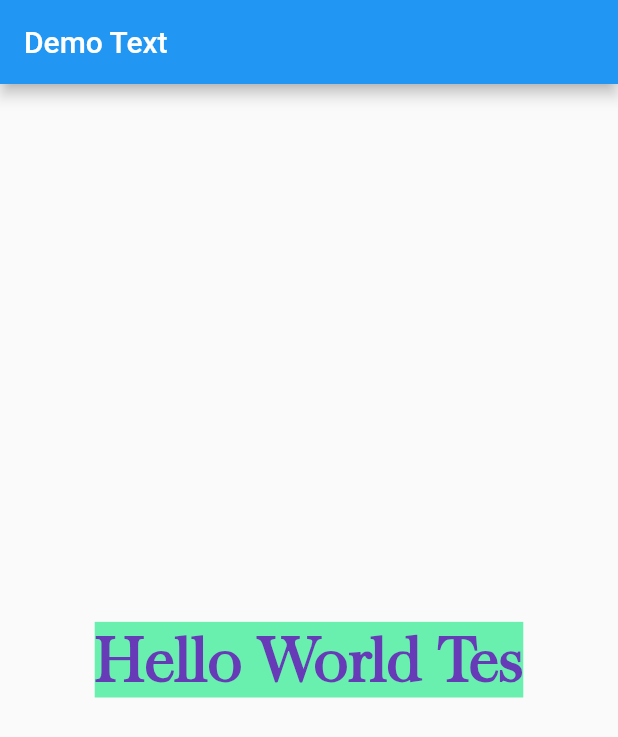
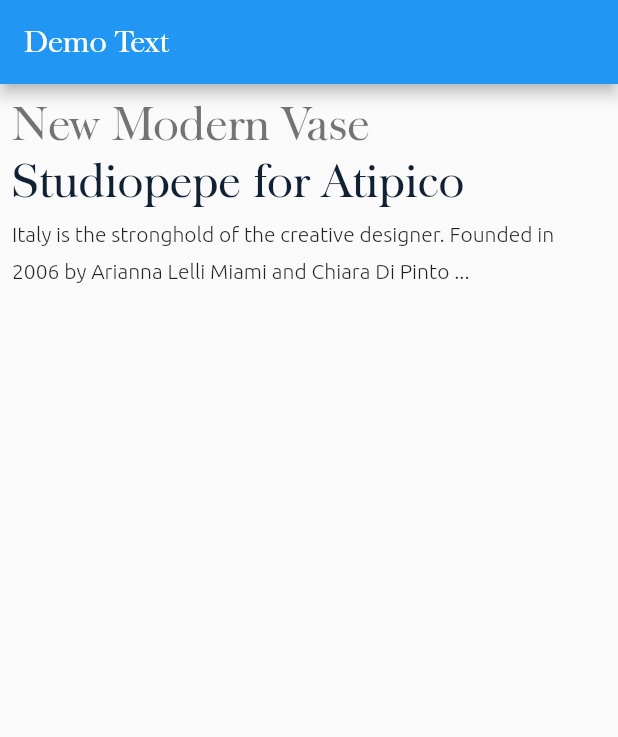
Before and after one commit to siubie/Flutter-Series-Text-Widget, a Flutter app: the screen it shows after launch, on a phone screen of 412 x 824 dp. Shown: the top 737 px of the screen. Run offline on Flutter 3.47's test engine with Material 2 defaults, Android fonts, the phone set to English and light mode, and no system bars.

Commit message:
Custom Theme Data

```diff
--- a/lib/main.dart
+++ b/lib/main.dart
@@ -12,28 +12,56 @@ class MyApp extends StatelessWidget {
       title: 'Flutter Demo',
       theme: ThemeData(
         primarySwatch: Colors.blue,
+        fontFamily: 'Baskerville',
+        textTheme: TextTheme(
+          headline1: TextStyle(fontSize: 30),
+          headline2: TextStyle(fontSize: 30, color: Color(0xff112134)),
+          bodyText1: TextStyle(
+            fontFamily: 'Ubuntu',
+            fontWeight: FontWeight.w300,
+            fontSize: 14,
+            height: 1.8,
+          ),
+        ),
       ),
-      home: Scaffold(
+      home: Home(),
+      debugShowCheckedModeBanner: false,
+    );
+  }
+}
+
+class Home extends StatelessWidget {
+  const Home({
+    Key key,
+  }) : super(key: key);
+
+  @override
+  Widget build(BuildContext context) {
+    return Scaffold(
         appBar: AppBar(
           title: Text(
             "Demo Text",
           ),
         ),
-        body: Center(
-          child: Text(
-            "Hello World Tes",
-            style: TextStyle(
-              fontSize: 40,
-              fontWeight: FontWeight.w600,
-              color: Colors.deepPurple,
-              backgroundColor: Colors.greenAccent,
-              fontStyle: FontStyle.normal,
-              fontFamily: 'Baskerville',
-            ),
+        body: Container(
+          padding: EdgeInsets.all(8),
+          child: Column(
+            crossAxisAlignment: CrossAxisAlignment.start,
+            children: [
+              Text(
+                "New Modern Vase",
+                style: Theme.of(context).textTheme.headline1,
+              ),
+              Text(
+                "Studiopepe for Atipico",
+                style: Theme.of(context).textTheme.headline2,
+              ),
+              Text(
+                "Italy is the stronghold of the creative designer. Founded in 2006 by Arianna Lelli Miami and Chiara Di Pinto ...",
+                style: Theme.of(context).textTheme.bodyText1,
+              ),
+            ],
           ),
-        ),
-      ),
-      debugShowCheckedModeBanner: false,
-    );
+        ));
   }
 }
```
